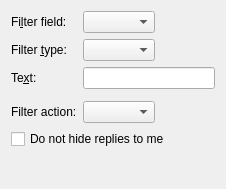
First picture: the form in plugins/filter/addeditfilter_base.ui, repository KDE/choqok, before the edit.
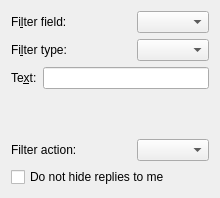
Second picture: the form after the edit. Custom widgets are drawn as their Qt base class.

Commit message: Fix add new filter dialog resizing

The edit to the form file:
```diff
--- a/plugins/filter/addeditfilter_base.ui
+++ b/plugins/filter/addeditfilter_base.ui
@@ -6,18 +6,17 @@
    <rect>
     <x>0</x>
     <y>0</y>
-    <width>226</width>
-    <height>189</height>
+    <width>220</width>
+    <height>198</height>
    </rect>
   </property>
   <property name="windowTitle">
    <string>Define new filter rules</string>
   </property>
-  <layout class="QFormLayout" name="formLayout">
-   <property name="fieldGrowthPolicy">
-    <enum>QFormLayout::ExpandingFieldsGrow</enum>
-   </property>
-   <item row="0" column="0">
+  <layout class="QVBoxLayout" name="formLayout">
+   <item>
+    <layout class="QHBoxLayout" name="horizontalLayout">
+     <item>
     <widget class="QLabel" name="label">
      <property name="text">
       <string>Fi&amp;lter field:</string>
@@ -27,23 +26,57 @@
      </property>
     </widget>
    </item>
-   <item row="0" column="1">
+     <item>
+      <spacer name="horizontalSpacer">
+       <property name="orientation">
+        <enum>Qt::Horizontal</enum>
+       </property>
+       <property name="sizeHint" stdset="0">
+        <size>
+         <width>40</width>
+         <height>20</height>
+        </size>
+       </property>
+      </spacer>
+     </item>
+     <item>
     <widget class="QComboBox" name="filterField"/>
    </item>
-   <item row="1" column="0">
+    </layout>
+   </item>
+   <item>
+    <layout class="QHBoxLayout" name="horizontalLayout_2">
+     <item>
     <widget class="QLabel" name="label_2">
      <property name="text">
-      <string>Filter &amp;type:</string>
+        <string>Fi&amp;lter type:</string>
      </property>
      <property name="buddy">
       <cstring>filterType</cstring>
      </property>
     </widget>
    </item>
-   <item row="1" column="1">
+     <item>
+      <spacer name="horizontalSpacer_2">
+       <property name="orientation">
+        <enum>Qt::Horizontal</enum>
+       </property>
+       <property name="sizeHint" stdset="0">
+        <size>
+         <width>40</width>
+         <height>20</height>
+        </size>
+       </property>
+      </spacer>
+     </item>
+     <item>
     <widget class="QComboBox" name="filterType"/>
    </item>
-   <item row="2" column="0">
+    </layout>
+   </item>
+   <item>
+    <layout class="QHBoxLayout" name="horizontalLayout_3">
+     <item>
     <widget class="QLabel" name="label_3">
      <property name="text">
       <string>Te&amp;xt:</string>
@@ -53,29 +86,54 @@
      </property>
     </widget>
    </item>
-   <item row="2" column="1">
+     <item>
     <widget class="QLineEdit" name="filterText"/>
    </item>
-   <item row="4" column="0">
+    </layout>
+   </item>
+   <item>
+    <widget class="KSeparator" name="kseparator"/>
+   </item>
+   <item>
+    <layout class="QHBoxLayout" name="horizontalLayout_4">
+     <item>
     <widget class="QLabel" name="label_4">
      <property name="text">
       <string>Filter action:</string>
      </property>
     </widget>
    </item>
-   <item row="4" column="1">
+     <item>
+      <spacer name="horizontalSpacer_4">
+       <property name="orientation">
+        <enum>Qt::Horizontal</enum>
+       </property>
+       <property name="sizeHint" stdset="0">
+        <size>
+         <width>40</width>
+         <height>20</height>
+        </size>
+       </property>
+      </spacer>
+     </item>
+     <item>
     <widget class="QComboBox" name="filterAction"/>
    </item>
-   <item row="5" column="0" colspan="2">
+    </layout>
+   </item>
+   <item>
     <widget class="QCheckBox" name="dontHideReplies">
+     <property name="sizePolicy">
+      <sizepolicy hsizetype="Expanding" vsizetype="Fixed">
+       <horstretch>0</horstretch>
+       <verstretch>0</verstretch>
+      </sizepolicy>
+     </property>
      <property name="text">
       <string>Do not hide replies to me</string>
      </property>
     </widget>
    </item>
-   <item row="3" column="0" colspan="2">
-    <widget class="KSeparator" name="kseparator"/>
-   </item>
   </layout>
  </widget>
  <customwidgets>
```
Lines whose indentation alone changed are shown as unchanged. The commit also changes 1 other file.
